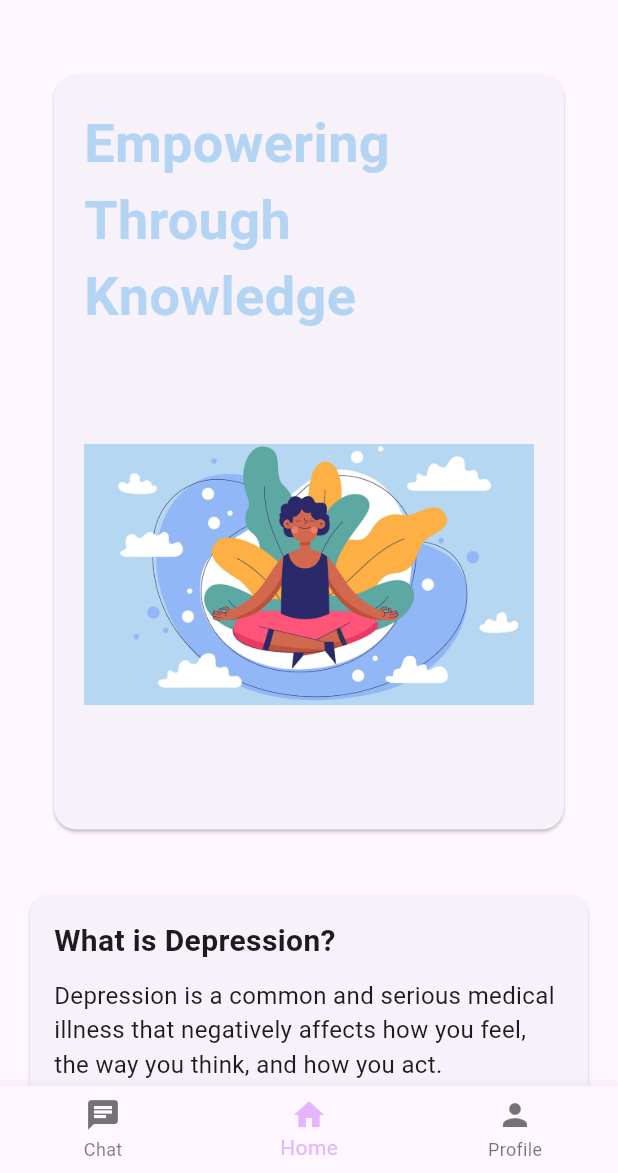
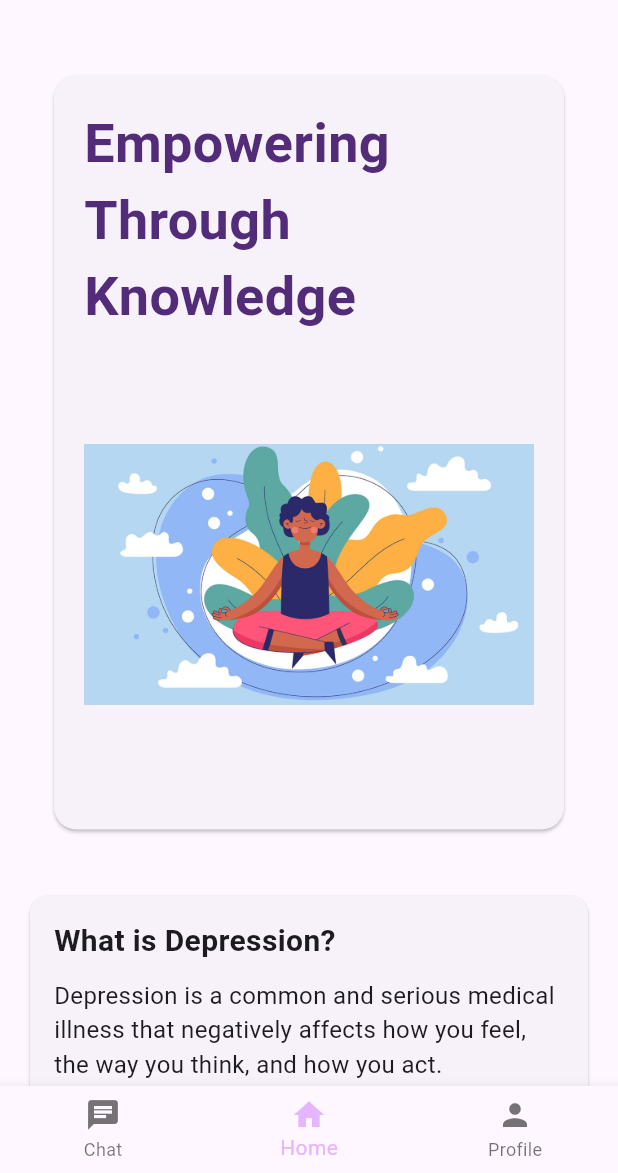
Before and after one commit to KarinaJoanna/living_without_shadows, a Flutter app: the EmpoweringKnowledgeScreen screen opened directly, on a phone screen of 412 x 824 dp, the part 63-1236 px from its top. Run offline on Flutter 3.47's test engine with Material 3 defaults, Android fonts, the phone set to English and light mode, and no system bars.

Commit message:
Update empowering_knowledge_screen.dart

```diff
--- a/lib/screens/empowering_knowledge_screen.dart
+++ b/lib/screens/empowering_knowledge_screen.dart
@@ -74,7 +74,7 @@ class EmpoweringKnowledgeScreen extends StatelessWidget {
                             style: TextStyle(
                               fontSize: 36,
                               fontWeight: FontWeight.bold,
-                              color: Color(0xFFb4d4f3),
+                              color: Color.fromARGB(255, 82, 43, 121),
                             ),
                           ),
                           SizedBox(height: 10),
```
